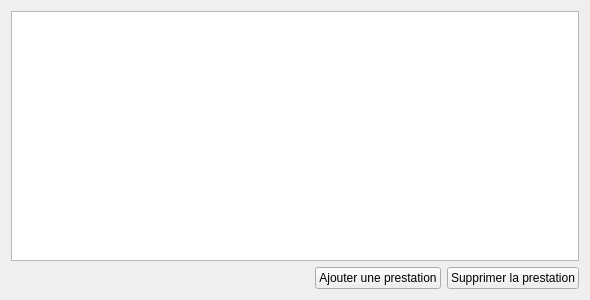
Before: the Qt Designer form src/gui/widgets/contributorieswidget.ui in FACT-Team/FactDev, drawn with Qt 5.
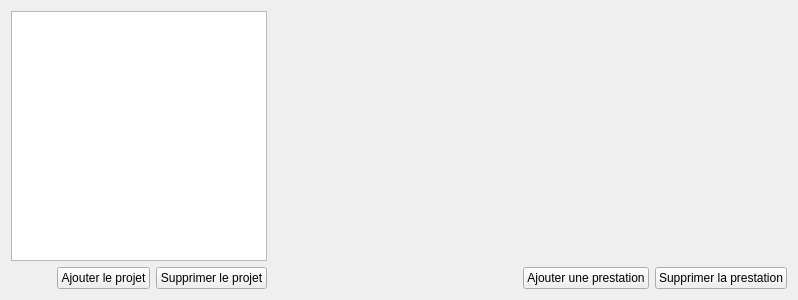
After: the same form once the commit is applied. Icons and pictures are not drawn.

Commit message: Change project → change contributories table

The edit to the form file:
```diff
--- a/src/gui/widgets/contributorieswidget.ui
+++ b/src/gui/widgets/contributorieswidget.ui
@@ -6,7 +6,7 @@
    <rect>
     <x>0</x>
     <y>0</y>
-    <width>590</width>
+    <width>798</width>
     <height>300</height>
    </rect>
   </property>
@@ -14,29 +14,7 @@
    <string>Form</string>
   </property>
   <layout class="QGridLayout" name="gridLayout">
-   <item row="1" column="1">
-    <widget class="QPushButton" name="pushButton">
-     <property name="text">
-      <string>Ajouter une prestation</string>
-     </property>
-     <property name="icon">
-      <iconset resource="../../icons.qrc">
-       <normaloff>:/icons/img/add_contributory.png</normaloff>:/icons/img/add_contributory.png</iconset>
-     </property>
-    </widget>
-   </item>
-   <item row="1" column="2">
-    <widget class="QPushButton" name="pushButton_2">
-     <property name="text">
-      <string>Supprimer la prestation</string>
-     </property>
-     <property name="icon">
-      <iconset resource="../../icons.qrc">
-       <normaloff>:/icons/img/remove_contributory.png</normaloff>:/icons/img/remove_contributory.png</iconset>
-     </property>
-    </widget>
-   </item>
-   <item row="1" column="0">
+   <item row="1" column="3">
     <spacer name="horizontalSpacer">
      <property name="orientation">
       <enum>Qt::Horizontal</enum>
@@ -49,8 +27,69 @@
      </property>
     </spacer>
    </item>
+   <item row="1" column="2">
+    <widget class="QPushButton" name="pushButton_4">
+     <property name="text">
+      <string>Supprimer le projet</string>
+     </property>
+     <property name="icon">
+      <iconset resource="../../icons.qrc">
+       <normaloff>:/icons/img/remove_project.png</normaloff>:/icons/img/remove_project.png</iconset>
+     </property>
+    </widget>
+   </item>
+   <item row="1" column="5">
+    <widget class="QPushButton" name="pushButton_2">
+     <property name="text">
+      <string>Supprimer la prestation</string>
+     </property>
+     <property name="icon">
+      <iconset resource="../../icons.qrc">
+       <normaloff>:/icons/img/remove_contributory.png</normaloff>:/icons/img/remove_contributory.png</iconset>
+     </property>
+    </widget>
+   </item>
+   <item row="1" column="4">
+    <widget class="QPushButton" name="pushButton">
+     <property name="text">
+      <string>Ajouter une prestation</string>
+     </property>
+     <property name="icon">
+      <iconset resource="../../icons.qrc">
+       <normaloff>:/icons/img/add_contributory.png</normaloff>:/icons/img/add_contributory.png</iconset>
+     </property>
+    </widget>
+   </item>
+   <item row="1" column="1">
+    <widget class="QPushButton" name="pushButton_3">
+     <property name="text">
+      <string>Ajouter le projet</string>
+     </property>
+     <property name="icon">
+      <iconset resource="../../icons.qrc">
+       <normaloff>:/icons/img/add_project.png</normaloff>:/icons/img/add_project.png</iconset>
+     </property>
+    </widget>
+   </item>
+   <item row="0" column="3" colspan="3">
+    <widget class="QStackedWidget" name="stack">
+     <property name="currentIndex">
+      <number>-1</number>
+     </property>
+    </widget>
+   </item>
    <item row="0" column="0" colspan="3">
-    <widget class="QTableView" name="tblContributories"/>
+    <widget class="QTableView" name="tblProjects">
+     <property name="maximumSize">
+      <size>
+       <width>380</width>
+       <height>16777215</height>
+      </size>
+     </property>
+     <property name="selectionBehavior">
+      <enum>QAbstractItemView::SelectRows</enum>
+     </property>
+    </widget>
    </item>
   </layout>
  </widget>
```
Left out of the diff: 79 changed lines with no effect on the pictures. The commit also changes 6 other files.
